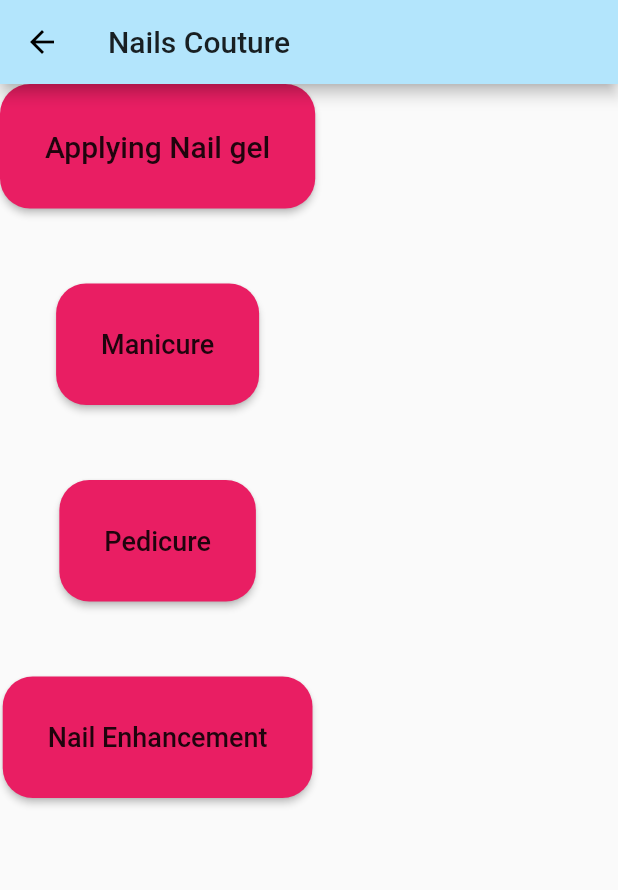
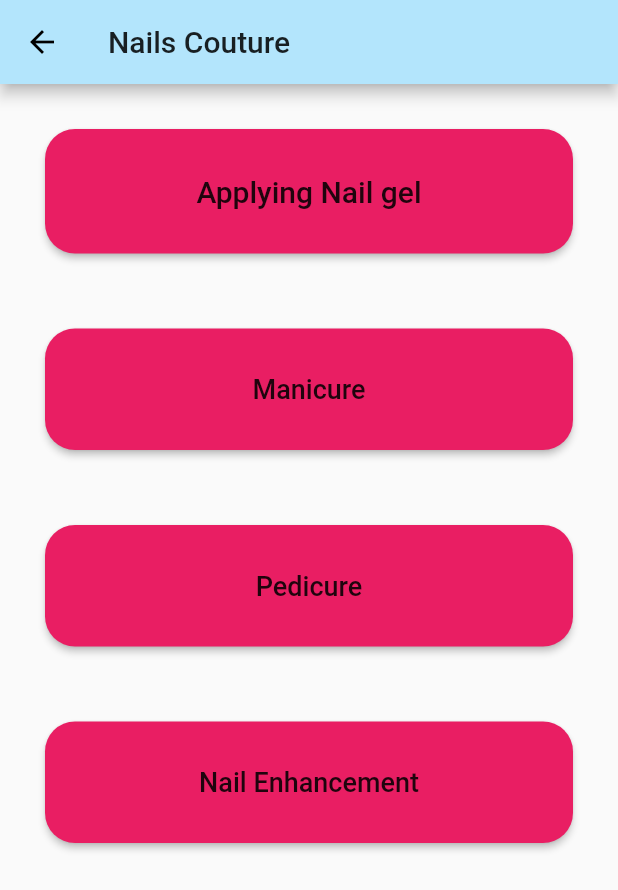
Before and after one commit to JosephineAkello/makeupBuddy, a Flutter app: the NailsCouture screen opened directly, on a phone screen of 412 x 824 dp. Shown: the top 890 px of the screen. Run offline on Flutter 3.47's test engine with Material 2 defaults, Android fonts, the light colour scheme and no system bars; missing offline and left inert: youtube_player.

Commit message:
place singlechildscroll view and formating

```diff
--- a/lib/morescreens/nailscouture.dart
+++ b/lib/morescreens/nailscouture.dart
@@ -4,17 +4,18 @@ import 'nailgel.dart';
 import 'nailmani.dart';
 import 'nailpedi.dart';
 
-class NailsCouture extends StatelessWidget{
-  Widget build(context){
+class NailsCouture extends StatelessWidget {
+  Widget build(context) {
     return Scaffold(
       appBar: AppBar(
         title: Text('Nails Couture'),
         backgroundColor: Colors.lightBlue[100],
       ),
-      body: Container(
+      body: SingleChildScrollView(
+        padding: EdgeInsets.all(30.0),
         child: Column(
+          crossAxisAlignment: CrossAxisAlignment.stretch,
           children: <Widget>[
-
             RaisedButton(
               padding: EdgeInsets.all(30.0),
               color: Colors.pink,
```
Lines whose indentation alone changed are shown as unchanged.
